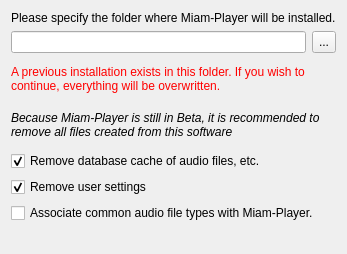
This is packaging/windows/packages/org.miamplayer.core/meta/targetwidget.ui in MBach/Miam-Player as Qt 5 draws it before an edit. The edited form follows.
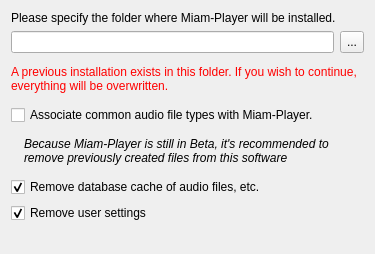
This is the edited form. Icons and pictures are not drawn.

Diff of the .ui file:
```diff
--- a/packaging/windows/packages/org.miamplayer.core/meta/targetwidget.ui
+++ b/packaging/windows/packages/org.miamplayer.core/meta/targetwidget.ui
@@ -6,8 +6,8 @@
    <rect>
     <x>0</x>
     <y>0</y>
-    <width>308</width>
-    <height>252</height>
+    <width>375</width>
+    <height>254</height>
    </rect>
   </property>
   <property name="sizePolicy">
@@ -96,7 +96,38 @@
     </spacer>
    </item>
    <item>
-    <widget class="QLabel" name="labelUserShouldRemove">
+    <widget class="QCheckBox" name="associateCommonFiletypesCheckBox">
+     <property name="toolTip">
+      <string>Associate common audio file types (.ape, .asf, .flac, .m4a, .mp4, .mpc, .mp3, .oga, .ogg, .opus) with Miam-Player.</string>
+     </property>
+     <property name="text">
+      <string>Associate common audio file types with Miam-Player.</string>
+     </property>
+    </widget>
+   </item>
+   <item>
+    <layout class="QHBoxLayout" name="horizontalLayout_2">
+     <item>
+      <widget class="QLabel" name="labelWarningPrevFilesImg">
+       <property name="sizePolicy">
+        <sizepolicy hsizetype="Fixed" vsizetype="Fixed">
+         <horstretch>0</horstretch>
+         <verstretch>0</verstretch>
+        </sizepolicy>
+       </property>
+       <property name="text">
+        <string/>
+       </property>
+       <property name="pixmap">
+        <pixmap resource="../../../resources/additional.qrc">:/debug.png</pixmap>
+       </property>
+       <property name="wordWrap">
+        <bool>true</bool>
+       </property>
+      </widget>
+     </item>
+     <item>
+      <widget class="QLabel" name="labelWarningPrevFilesText">
      <property name="sizePolicy">
       <sizepolicy hsizetype="Preferred" vsizetype="Fixed">
        <horstretch>0</horstretch>
@@ -115,12 +146,14 @@
       </font>
      </property>
      <property name="text">
-      <string>Because Miam-Player is still in Beta, it is recommended to remove all files created from this software</string>
+        <string>Because Miam-Player is still in Beta, it's recommended to remove previously created files from this software</string>
      </property>
      <property name="wordWrap">
       <bool>true</bool>
      </property>
     </widget>
+     </item>
+    </layout>
    </item>
    <item>
     <widget class="QCheckBox" name="clearCacheCheckBox">
@@ -148,16 +181,6 @@
      </property>
     </widget>
    </item>
-   <item>
-    <widget class="QCheckBox" name="associateCommonFiletypesCheckBox">
-     <property name="toolTip">
-      <string>Associate common audio file types (.ape, .asf, .flac, .m4a, .mpc, .mp3, .oga, .ogg) with Miam-Player.</string>
-     </property>
-     <property name="text">
-      <string>Associate common audio file types with Miam-Player.</string>
-     </property>
-    </widget>
-   </item>
    <item>
     <spacer name="verticalSpacer_2">
      <property name="orientation">
```
Left out of the diff: 6 changed lines with no effect on the pictures. Lines whose indentation alone changed are shown as unchanged.
